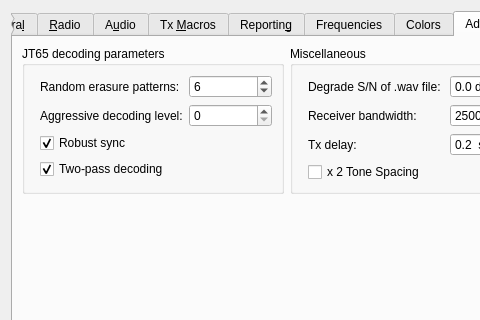
saitohirga/WSJT-X, file Configuration.ui: the form before one commit; both pictures show x 0 to 480 and y 0 to 320 of the 573 by 591 pixel window.
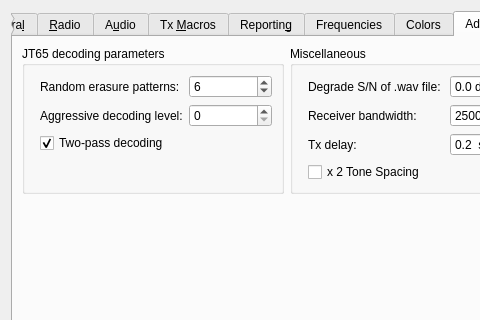
The form after the commit. The open tabs and pages were chosen to show the change.

Commit message: Remove the "Robust sync" option.

Diff of the .ui file:
```diff
--- a/Configuration.ui
+++ b/Configuration.ui
@@ -2295,6 +2295,9 @@
          <layout class="QFormLayout" name="formLayout_11">
           <item row="0" column="1">
            <layout class="QFormLayout" name="formLayout_2">
+            <property name="fieldGrowthPolicy">
+             <enum>QFormLayout::AllNonFixedFieldsGrow</enum>
+            </property>
             <item row="0" column="0">
              <widget class="QLabel" name="label_2">
               <property name="text">
@@ -2342,16 +2345,6 @@
              </widget>
             </item>
             <item row="2" column="0">
-             <widget class="QCheckBox" name="cbSync1Bit">
-              <property name="text">
-               <string>Robust sync</string>
-              </property>
-              <property name="checked">
-               <bool>true</bool>
-              </property>
-             </widget>
-            </item>
-            <item row="3" column="0">
              <widget class="QCheckBox" name="cbTwoPass">
               <property name="text">
                <string>Two-pass decoding</string>
```
Left out of the diff: 9 changed lines with no effect on the pictures. The commit also changes 3 other files.
